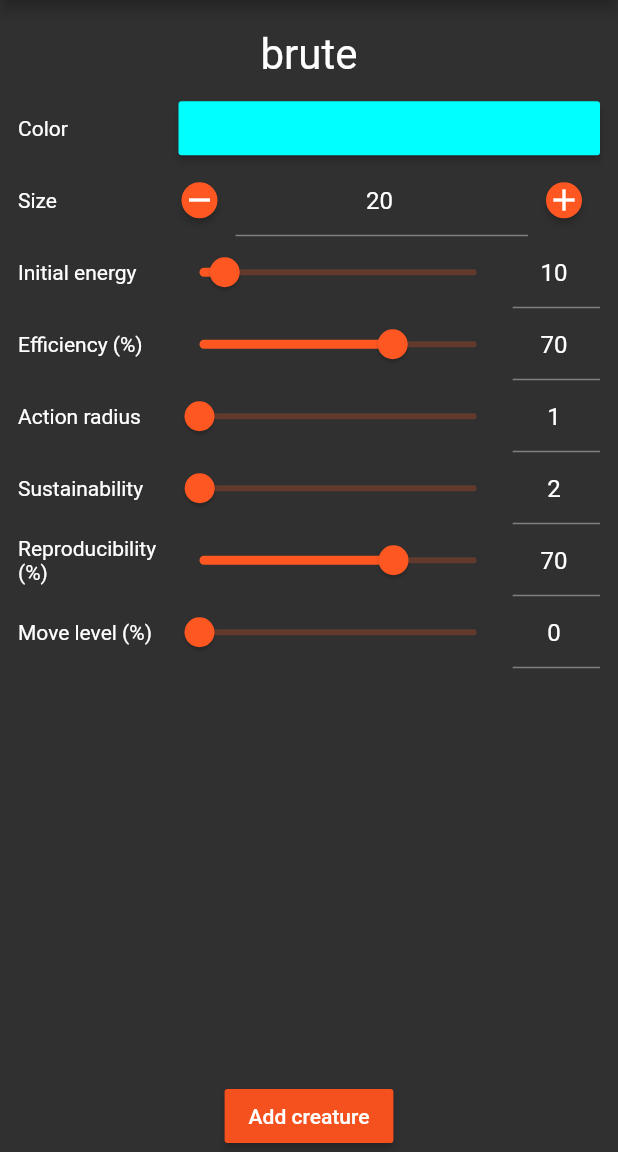
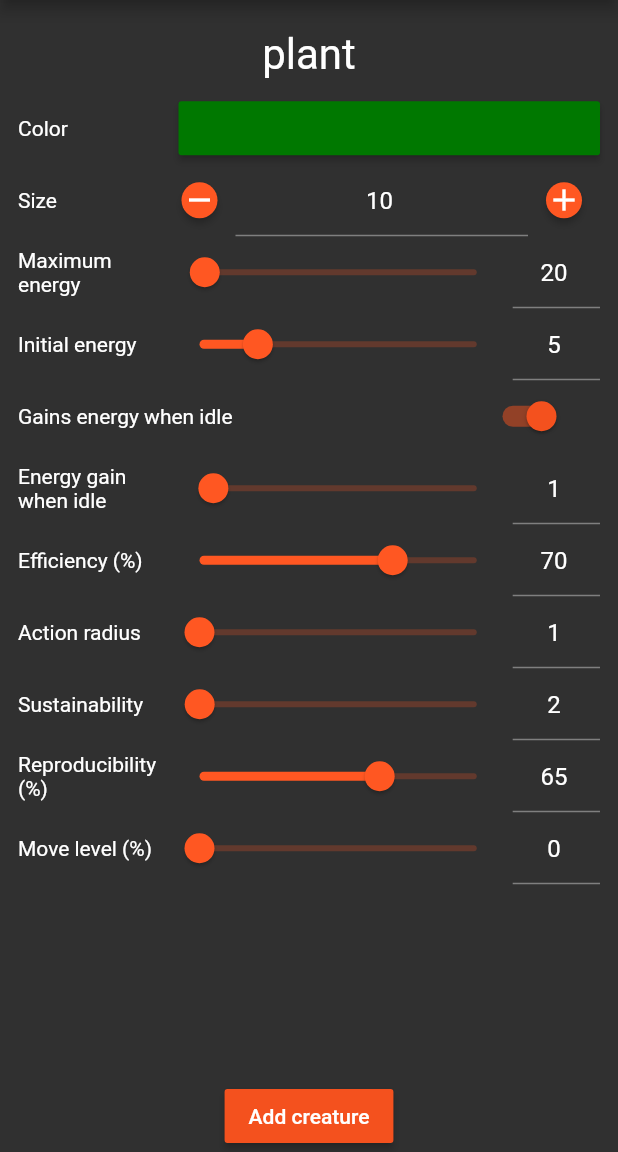
Before and after one commit to aakamenov/flutter_terra, a Flutter app: the screen it shows after launch, after a tap on the "settings" icon, on a phone screen of 412 x 824 dp, the part 84-1236 px from its top. Run offline on Flutter 3.47's test engine with Material 2 defaults, Android fonts, the phone set to English and light mode, and no system bars; our stand-ins replace flutter_colorpicker.

Commit message:
Add more creature variables

```diff
--- a/lib/main.dart
+++ b/lib/main.dart
@@ -5,7 +5,9 @@ import 'package:flutter_terra/ui/pages/simulation_page.dart';
 import 'package:provider/provider.dart';
 import 'package:flutter_terra/constants.dart';
 
-void main() => runApp(MyApp());
+void main() {
+  runApp(MyApp());
+}
 
 class MyApp extends StatelessWidget {
   @override
@@ -13,8 +15,21 @@ class MyApp extends StatelessWidget {
     final terrarium = Terrarium();
 
     terrarium.registerCreature(Creature(
+      type: 'plant',
+      color: Color.fromRGBO(0, 120, 0, 1.0),
+      size: 10,
+      maxEnergy: 20,
+      initialEnergy: 5,
+      gainEnergyOnWait: true,
+      waitEnergyModifier: 1,
+      moveLevel: 0,
+      reproduceLevel: 0.65,
+    ));
+
+    terrarium.registerCreature(Creature(
         type: 'brute',
         color: Color.fromRGBO(0, 255, 255, 1.0),
+        maxEnergy: 50,
         initialEnergy: 10,
         size: 20
       )
@@ -28,8 +43,9 @@ class MyApp extends StatelessWidget {
       )
     );
 
-    terrarium.settings.distribution['brute'] = 20;
-    terrarium.settings.distribution['bully'] = 20;
+    terrarium.settings.distribution['brute'] = 5;
+    terrarium.settings.distribution['bully'] = 5;
+    terrarium.settings.distribution['plant'] = 50;
 
     terrarium.buildGrid();
 
--- a/lib/models/creature.dart
+++ b/lib/models/creature.dart
@@ -22,16 +22,16 @@ class Creature {
   ///Energy level that a creature has at the start of its life.
   int get initialEnergy => _initialEnergy;
   set initialEnergy(int value) {
-    if(value <= maxEnergy)
-      _initialEnergy = value;
+    assert(value >= 1 && value <= maxEnergy);
+    _initialEnergy = value;
   }
   int _initialEnergy;
   ///Conversion ratio of food to energy.
   ///Food energy × efficiency = gained energy.
   double get efficiency => _efficiency;
   set efficiency(double value) {
-    if(value >= 0.0 && value <= 1.0)
-      _efficiency = value;
+    assert(value >= 0.0 && value <= 1.0);
+    _efficiency = value;
   }
   double _efficiency;
   ///A creature's size. By default, creatures can only eat creatures smaller than them.
@@ -44,26 +44,42 @@ class Creature {
   ///Used as percentages of [maxEnergy]
   double get reproduceLevel => _reproduceLevel;
   set reproduceLevel(double value) {
-    if(value >= 0.0 && value <= 1.0)
-      _reproduceLevel = value;
+    assert(value >= 0.0 && value <= 1.0);
+    _reproduceLevel = value;
   }
   double _reproduceLevel;
   ///Percentage of a creature's max energy below which it will stop moving.
   double get moveLevel => _moveLevel;
   set moveLevel(double value) {
-    if(value >= 0.0 && value <= 1.0)
-      _moveLevel = value;
+    assert(value >= 0.0 && value <= 1.0);
+    _moveLevel = value;
   }
   double _moveLevel;
 
   Color color;
 
-  static final int maxEnergy = 100;
+  int get maxEnergy => _maxEnergy;
+  set maxEnergy(int value) {
+    assert(value > 0);
+    _maxEnergy = value;
+    initialEnergy = _initialEnergy.clamp(1, _maxEnergy);
+    waitEnergyModifier = _waitEnergyModifier.clamp(0, _maxEnergy);
+  }
+  int _maxEnergy = 100;
 
   int get energy => _energy;
   int _energy;
 
   bool get isDead => _energy <= 0;
+
+  bool gainEnergyOnWait;
+
+  int get waitEnergyModifier => _waitEnergyModifier;
+  set waitEnergyModifier(int value) {
+    assert(value >= 0 && value <= maxEnergy);
+    _waitEnergyModifier = value;
+  }
+  int _waitEnergyModifier;
 
   Creature({
     @required this.type,
@@ -74,30 +90,39 @@ class Creature {
     this.actionRadius = 1,
     this.sustainability = 2,
     double reproduceLevel = 0.70,
-    double moveLevel = 0.0
+    double moveLevel = 0.0,
+    int maxEnergy = 100,
+    this.gainEnergyOnWait = false,
+    int waitEnergyModifier = 5
   }) : assert(type != null && type != ''),
        assert(initialEnergy <= maxEnergy),
        assert(moveLevel >= 0.0 && moveLevel <= 1.0),
        assert(efficiency >= 0.0 && efficiency <= 1.0),
        assert(reproduceLevel >= 0.0 && reproduceLevel <= 1.0) {
-    _initialEnergy = initialEnergy;
+    this.initialEnergy = initialEnergy;
+    this.waitEnergyModifier = waitEnergyModifier;
+    this.maxEnergy = maxEnergy;
     _energy = initialEnergy;
-    _reproduceLevel = reproduceLevel;
-    _moveLevel = moveLevel;
-    _efficiency = efficiency;
-    color = color ?? _generateRandomColor();
+
+    this.reproduceLevel = reproduceLevel;
+    this.moveLevel = moveLevel;
+    this.efficiency = efficiency;
+    this.color = color ?? _generateRandomColor();
   }
 
   Creature.clone(Creature c, { String newType }) : this(
     type: newType == null || newType.isEmpty ? c.type : newType,
     color: c.color,
+    maxEnergy: c.maxEnergy,
     initialEnergy: c.initialEnergy,
     efficiency: c.efficiency,
     size: c.size,
     actionRadius: c.actionRadius,
     sustainability: c.sustainability,
     reproduceLevel: c.reproduceLevel,
-    moveLevel: c.moveLevel);
+    moveLevel: c.moveLevel,
+    gainEnergyOnWait: c.gainEnergyOnWait,
+    waitEnergyModifier: c.waitEnergyModifier);
 
   ProcessResult process(List<Cell> neighbors) {
     if(_energy > maxEnergy * reproduceLevel)
@@ -109,7 +134,10 @@ class Creature {
   }
 
   wait() {
-    _energy -= 5;
+    if(gainEnergyOnWait)
+      _energy += 5;
+    else
+      _energy -= 5;
   }
 
   ProcessResult _reproduce(List<Cell> neighbors) {
--- a/lib/ui/pages/simulation_page.dart
+++ b/lib/ui/pages/simulation_page.dart
@@ -33,7 +33,7 @@ class SimulationPage extends StatelessWidget {
               color: terrarium.isRunning ? Colors.red : Colors.green,
               child: _buildPlayButtonContent(terrarium.isRunning),
               onPressed: () {
-                terrarium.isRunning ? terrarium.stop() : terrarium.start(500);
+                terrarium.isRunning ? terrarium.stop() : terrarium.start(100);
               },
             ),
             RaisedButton(
--- a/lib/ui/widgets/creature_config.dart
+++ b/lib/ui/widgets/creature_config.dart
@@ -17,8 +17,9 @@ class CreatureConfig extends StatefulWidget {
 class _CreatureConfigState extends State<CreatureConfig> {
   @override
   Widget build(BuildContext context) {
-    return SingleChildScrollView(
-      child: Container(
+    final theme = Theme.of(context);
+
+    return Container(
       height: 1000,
       padding: const EdgeInsets.all(12.0),
       child: ListView(
@@ -28,7 +29,7 @@ class _CreatureConfigState extends State<CreatureConfig> {
             child: Text(widget._creature.type, textScaleFactor: 2.0)
           ),
           buildSettingRow(
-              description: 'Color',
+            description: const Text('Color'),
             child:Container(
               padding: EdgeInsets.only(left: 10),
               child: RaisedButton(
@@ -41,7 +42,7 @@ class _CreatureConfigState extends State<CreatureConfig> {
             )
           ),
           buildSettingRow(
-              description: 'Size',
+            description: const Text('Size'),
             child: NumericTextField<int>(
               initialValue: widget._creature.size,
               min: 1,
@@ -52,18 +53,59 @@ class _CreatureConfigState extends State<CreatureConfig> {
             )
           ),
           buildSettingRow(
-              description: 'Initial energy',
+            description: const Text('Maximum energy'),
             child: TextFieldSlider(
+              initialValue: widget._creature.maxEnergy.toDouble(),
+              min: 1,
+              max: 1000,
+              onChanged: (value) {
+                //Rebuild because other values depend on that
+                setState(() {
+                  widget._creature.maxEnergy = value.toInt();
+                });
+              },
+            )
+          ),
+          buildSettingRow(
+            description: const Text('Initial energy'),
+            child: TextFieldSlider(
+              key: UniqueKey(),
               initialValue: widget._creature.initialEnergy.toDouble(),
               min: 1,
-                max: Creature.maxEnergy.toDouble(),
+              max: widget._creature.maxEnergy.toDouble(),
               onChanged: (value) {
                 widget._creature.initialEnergy = value.toInt();
               }
             )
           ),
           buildSettingRow(
-              description: 'Efficiency (%)',
+            descriptionFlex: 3,
+            childFlex: 1,
+            description: const Text("Gains energy when idle"),
+            child: Switch(
+              activeColor: theme.buttonColor,
+              value: widget._creature.gainEnergyOnWait,
+              onChanged: (value) {
+                setState(() {
+                  widget._creature.gainEnergyOnWait = value;
+                });
+              },
+            )
+          ),
+          buildSettingRow(
+            description: widget._creature.gainEnergyOnWait ? const Text("Energy gain when idle") : const Text("Energy loss when idle"),
+            child: TextFieldSlider(
+              key: UniqueKey(),
+              min: 0,
+              max: widget._creature.maxEnergy.toDouble(),
+              initialValue: widget._creature.waitEnergyModifier.toDouble(),
+              onChanged: (value) {
+                widget._creature.waitEnergyModifier = value.toInt();
+              },
+            )
+          ),
+          buildSettingRow(
+            description: const Text('Efficiency (%)'),
             child: TextFieldSlider(
               initialValue: widget._creature.efficiency * 100,
               min: 1,
@@ -74,7 +116,7 @@ class _CreatureConfigState extends State<CreatureConfig> {
             )
           ),
           buildSettingRow(
-              description: 'Action radius',
+            description: const Text('Action radius'),
             child: TextFieldSlider(
               initialValue: widget._creature.actionRadius.toDouble(),
               min: 1,
@@ -85,7 +127,7 @@ class _CreatureConfigState extends State<CreatureConfig> {
             )
           ),
           buildSettingRow(
-              description: 'Sustainability',
+            description: const Text('Sustainability'),
             child: TextFieldSlider(
               initialValue: widget._creature.sustainability.toDouble(),
               min: 1,
@@ -96,7 +138,7 @@ class _CreatureConfigState extends State<CreatureConfig> {
             )
           ),
           buildSettingRow(
-              description: 'Reproducibility (%)',
+            description: const Text('Reproducibility (%)'),
             child: TextFieldSlider(
               initialValue: widget._creature.reproduceLevel * 100,
               min: 0,
@@ -107,7 +149,7 @@ class _CreatureConfigState extends State<CreatureConfig> {
             )
           ),
           buildSettingRow(
-              description: 'Move level (%)',
+            description: const Text('Move level (%)'),
             child: TextFieldSlider(
               initialValue: widget._creature.moveLevel * 100,
               min: 0,
@@ -119,17 +161,21 @@ class _CreatureConfigState extends State<CreatureConfig> {
           )
         ],
       ),
-      ),
     );
   }
 
-  Widget buildSettingRow({ String description, Widget child }) {
+  Widget buildSettingRow({
+      Text description,
+      Widget child,
+      int descriptionFlex = 1,
+      int childFlex = 3
+    }) {
     return Flex(
       direction: Axis.horizontal,
       children: <Widget>[
-        Expanded(flex: 1, child: Text(description)),
+        Expanded(flex: descriptionFlex, child: description),
         Expanded(
-          flex: 3,
+          flex: childFlex,
           child: child,
         )
       ],
--- a/lib/ui/widgets/text_field_slider.dart
+++ b/lib/ui/widgets/text_field_slider.dart
@@ -9,7 +9,8 @@ class TextFieldSlider extends StatefulWidget {
   final int sliderFlex;
   final int textFieldFlex;
 
-  TextFieldSlider({this.initialValue = 0.0,
+  TextFieldSlider({ Key key,
+    this.initialValue = 0.0,
     this.min = 0.0,
     this.max = 1.0,
     this.sliderFlex = 4,
@@ -17,7 +18,8 @@ class TextFieldSlider extends StatefulWidget {
     @required this.onChanged})
     : assert(initialValue >= min),
       assert(sliderFlex >= 1),
-      assert(textFieldFlex >= 1);
+      assert(textFieldFlex >= 1),
+      super(key: key);
 
   @override
   _TextFieldSliderState createState() => _TextFieldSliderState();
```
Lines whose indentation alone changed are shown as unchanged.
